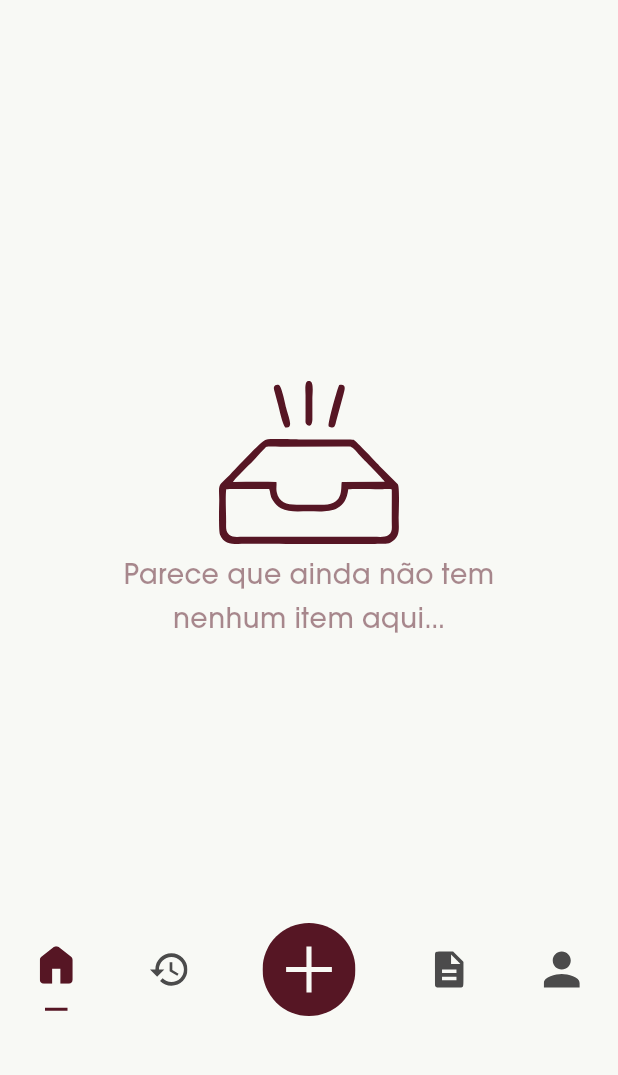
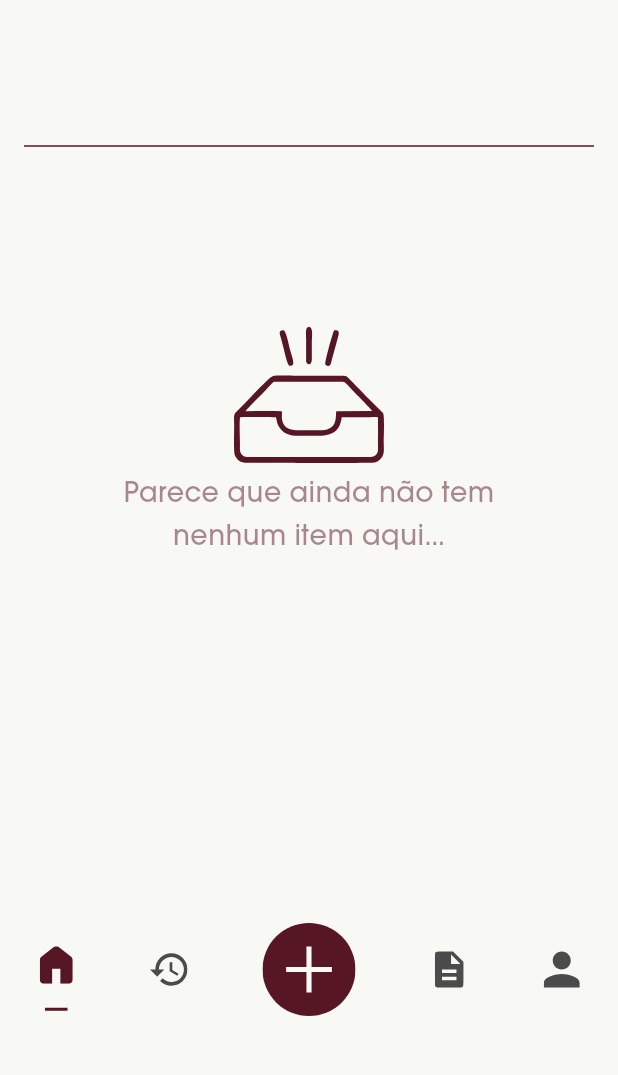
Before and after one commit to Cassinokled/bpk_labmovel, a Flutter app: the RegistrosEmprestimosPage screen opened directly with empty values, on a phone screen of 412 x 824 dp, the part 160-1235 px from its top. Run offline on Flutter 3.47's test engine with Material 3 defaults, Android fonts, the light colour scheme and no system bars; our stand-ins replace cloud_firestore, file_picker, firebase_auth, firebase_core, firebase_storage, flutter_dotenv and 3 more; missing offline and left inert: mobile_scanner, qr_code_scanner; accounts and stored records are empty.

Commit message:
feat: adiciona home do atendente dinamica baseada nos emprestimos ativos em cada blooo

```diff
--- a/lib/models/emprestimo_model.dart
+++ b/lib/models/emprestimo_model.dart
@@ -17,6 +17,7 @@ class EmprestimoModel {
   final DateTime? devolvidoEm; // data de devolucao
   final String? motivoRecusa; // motivo da recusa, se aplicavel
   final bool? isBlocoCorreto; // se o bloco esta correto para devolucao
+  final String? bloco; // bloco do emprestimo
 
   EmprestimoModel({
     this.id,
@@ -32,6 +33,7 @@ class EmprestimoModel {
     this.devolvidoEm,
     this.motivoRecusa,
     this.isBlocoCorreto,
+    this.bloco,
   }) : criadoEm = criadoEm ?? BrasiliaTime.now();
 
   // helpers verificar status
@@ -90,6 +92,7 @@ class EmprestimoModel {
           : null,
       'motivoRecusa': motivoRecusa,
       'isBlocoCorreto': isBlocoCorreto,
+      'bloco': bloco,
     };
   }
 
@@ -115,6 +118,7 @@ class EmprestimoModel {
       devolvidoEm: (json['devolvidoEm'] as Timestamp?)?.toDate(),
       motivoRecusa: json['motivoRecusa'],
       isBlocoCorreto: json['isBlocoCorreto'],
+      bloco: json['bloco'],
     );
   }
 
@@ -143,6 +147,7 @@ class EmprestimoModel {
     DateTime? devolvidoEm,
     String? motivoRecusa,
     bool? isBlocoCorreto,
+    String? bloco,
   }) {
     return EmprestimoModel(
       id: id ?? this.id,
@@ -159,6 +164,7 @@ class EmprestimoModel {
       devolvidoEm: devolvidoEm ?? this.devolvidoEm,
       motivoRecusa: motivoRecusa ?? this.motivoRecusa,
       isBlocoCorreto: isBlocoCorreto ?? this.isBlocoCorreto,
+      bloco: bloco ?? this.bloco,
     );
   }
 
--- a/lib/views/pages/registros_emprestimos_page.dart
+++ b/lib/views/pages/registros_emprestimos_page.dart
@@ -1,8 +1,8 @@
 import 'package:flutter/material.dart';
-import 'package:flutter_svg/flutter_svg.dart';
 import '../../utils/app_colors.dart';
 import '../widgets/app_logo.dart';
 import '../widgets/navbar_atendente.dart';
+import '../widgets/emprestimos_lista_bloco.dart';
 import 'atendente_page.dart';
 
 class RegistrosEmprestimosPage extends StatelessWidget {
@@ -18,8 +18,7 @@ class RegistrosEmprestimosPage extends StatelessWidget {
         children: [
           const SizedBox(height: 60),
 
-          // header seta e logo
-          Row(
+                    Row(
             children: [
               Padding(
                 padding: const EdgeInsets.only(left: 16.0),
@@ -58,35 +57,18 @@ class RegistrosEmprestimosPage extends StatelessWidget {
             ),
           ),
 
+          const SizedBox(height: 16),
+          const Divider(
+            color: Color.fromARGB(255, 86, 22, 36),
+            thickness: 1,
+            indent: 16,
+            endIndent: 16,
+          ),
+          const SizedBox(height: 8),
+
           Expanded(
-            child: Center(
-              child: Column(
-                mainAxisAlignment: MainAxisAlignment.center,
-                children: [
-                  SvgPicture.asset(
-                    'assets/pics/home-none.svg',
-                    width: 120,
-                    height: 120,
-                    fit: BoxFit.contain,
-                    color: AppColors.primary,
-                  ),
-                  const Padding(
-                    padding: EdgeInsets.symmetric(horizontal: 24),
-                    child: Text(
-                      'Parece que ainda não tem\nnenhum item aqui...',
-                      textAlign: TextAlign.center,
-                      style: TextStyle(
-                        fontSize: 20,
-                        color: AppColors.primaryMedium,
-                        fontFamily: 'Avignon',
-                        fontWeight: FontWeight.w500,
-                      ),
-                    ),
-                  ),
-
-
-                ],
-              ),
+            child: SingleChildScrollView(
+              child: EmprestimosListaBloco(bloco: nomeBloco),
             ),
           ),
         ],
--- /dev/null
+++ b/lib/views/widgets/emprestimos_lista_bloco.dart
@@ -0,0 +1,129 @@
+import 'package:flutter/material.dart';
+import 'package:flutter_svg/flutter_svg.dart';
+import '../../utils/app_colors.dart';
+import '../../models/emprestimo_model.dart';
+import '../../services/emprestimo_service.dart';
+import 'emprestimo_card.dart';
+import '../pages/emprestimo_detalhes_page.dart';
+
+class EmprestimosListaBloco extends StatelessWidget {
+  final String bloco;
+
+  const EmprestimosListaBloco({super.key, required this.bloco});
+
+  @override
+  Widget build(BuildContext context) {
+    return StreamBuilder<List<EmprestimoModel>>(
+      stream: EmprestimoService().monitorarEmprestimosAtivosPorBloco(bloco),
+      builder: (context, snapshot) {
+        if (snapshot.connectionState == ConnectionState.waiting) {
+          return const Center(
+            child: Padding(
+              padding: EdgeInsets.all(20.0),
+              child: CircularProgressIndicator(),
+            ),
+          );
+        }
+
+        if (snapshot.hasError) {
+          return Center(
+            child: Padding(
+              padding: const EdgeInsets.all(20.0),
+              child: Column(
+                mainAxisSize: MainAxisSize.min,
+                children: [
+                  Text(
+                    'Erro ao carregar empréstimos',
+                    style: TextStyle(color: AppColors.textSecondary),
+                  ),
+                  const SizedBox(height: 8),
+                  Text(
+                    snapshot.error.toString(),
+                    style: TextStyle(color: AppColors.error, fontSize: 12),
+                    textAlign: TextAlign.center,
+                  ),
+                ],
+              ),
+            ),
+          );
+        }
+
+        final emprestimos = snapshot.data ?? [];
+
+        if (emprestimos.isEmpty) {
+          return Padding(
+            padding: const EdgeInsets.only(top: 100),
+            child: Center(
+              child: Column(
+                mainAxisAlignment: MainAxisAlignment.center,
+                children: [
+                  SvgPicture.asset(
+                    'assets/pics/home-none.svg',
+                    width: 100,
+                    height: 100,
+                    fit: BoxFit.contain,
+                    colorFilter: ColorFilter.mode(AppColors.primary, BlendMode.srcIn),
+                  ),
+                  const Padding(
+                    padding: EdgeInsets.symmetric(horizontal: 24),
+                    child: Text(
+                      'Parece que ainda não tem\nnenhum item aqui...',
+                      textAlign: TextAlign.center,
+                      style: TextStyle(
+                        fontSize: 20,
+                        color: AppColors.primaryMedium,
+                        fontFamily: 'Avignon',
+                        fontWeight: FontWeight.w500,
+                      ),
+                    ),
+                  ),
+                ],
+              ),
+            ),
+          );
+        }
+
+        return Column(
+          crossAxisAlignment: CrossAxisAlignment.start,
+          children: [
+            const Padding(
+              padding: EdgeInsets.only(left: 16.0, right: 16.0, bottom: 4.0),
+              child: Text(
+                'Empréstimos Ativos',
+                style: TextStyle(
+                  fontSize: 20,
+                  fontWeight: FontWeight.w400,
+                  color: AppColors.primary,
+                ),
+              ),
+            ),
+            ListView.builder(
+              shrinkWrap: true,
+              physics: const NeverScrollableScrollPhysics(),
+              itemCount: emprestimos.length,
+              itemBuilder: (context, index) {
+                final emprestimo = emprestimos[index];
+                return EmprestimoCard(
+                  emprestimo: emprestimo,
+                  numero: emprestimos.length - index,
+                  onTap: () {
+                    Navigator.push(
+                      context,
+                      MaterialPageRoute(
+                        builder: (context) => EmprestimoDetalhesPage(
+                          emprestimo: emprestimo,
+                          numero: emprestimos.length - index,
+                          isAtendente: true,
+                        ),
+                      ),
+                    );
+                  },
+                );
+              },
+            ),
+          ],
+        );
+      },
+    );
+  }
+}
```
Also changed, not shown: lib/services/emprestimo_service.dart (+26 -0 lines), lib/views/pages/confirmar_devolucao_page.dart (+17 -1 lines), lib/views/pages/confirmar_emprestimo_page.dart (+19 -6 lines), lib/views/pages/emprestimo_detalhes_page.dart (+50 -3 lines), lib/views/pages/qr_scanner_page.dart (+14 -2 lines), lib/views/widgets/home_empty_state.dart (+9 -6 lines).
